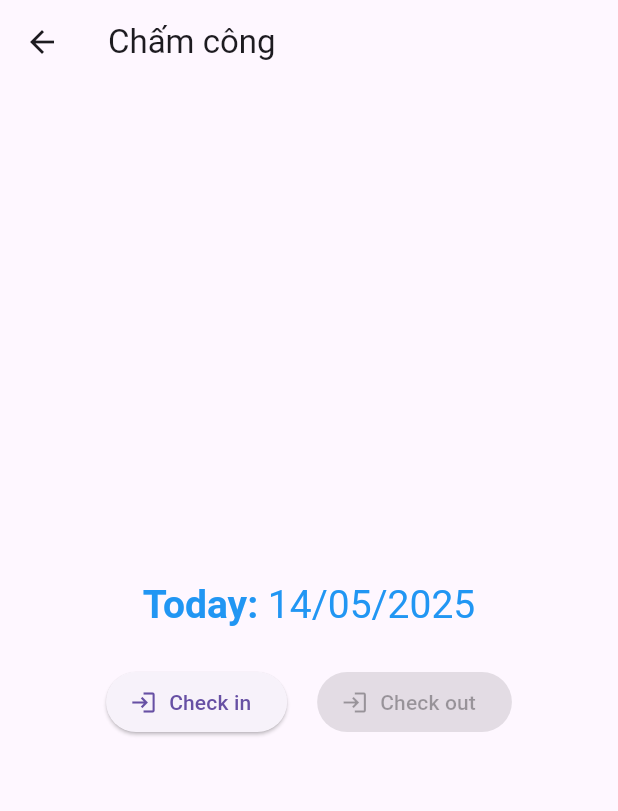
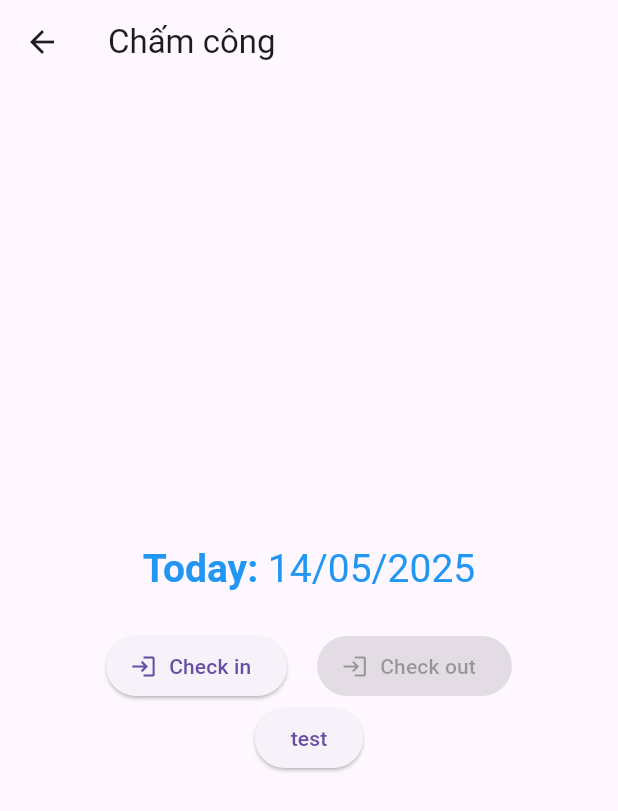
Before and after one commit to LeTienIT/Flutter, a Flutter app: the screen it shows after launch, after a tap on "Tất cả", after a tap on the "arrow drop up" icon, after a tap on "Check in/out", on a phone screen of 412 x 824 dp. Shown: the top 811 px of the screen. Run offline on Flutter 3.47's test engine with Material 3 defaults, Android fonts, the phone set to English and light mode, and no system bars; our stand-ins replace flutter_local_notifications, shared_preferences, sqflite, timezone; missing offline and left inert: dart:ffi; accounts and stored records are empty; statements that could not run were skipped.

Commit message:
fix thông báo ios nhưng android chưa được

```diff
--- a/focus_punch_in/lib/core/utils/notification_utils.dart
+++ b/focus_punch_in/lib/core/utils/notification_utils.dart
@@ -162,16 +162,16 @@ class NotificationUtil {
       // final prefs = SharedPrefService.instance;
       final isRegister = SharedPrefService.instance.getValue<bool>('isRegister_notification') ?? false;
 
-      if (!isRegister) {
+      // if (!isRegister) {
         await showNotificationDaily(111, "Check in", "Bạn đã chấm công sáng chưa?", 08, 25);
-        await showNotificationDaily(222, "Check out", "Bạn đã chấm công về chưa?", 17, 35);
+        await showNotificationDaily(222, "Check out", "Bạn đã chấm công về chưa?", 17, 35s);
         SharedPrefService.instance.setValue<bool>('isRegister_notification', true);
         SharedPrefService.instance.setValue<int>('h_in', 08);
         SharedPrefService.instance.setValue<int>('m_i', 25);
         SharedPrefService.instance.setValue<int>('h_o', 17);
         SharedPrefService.instance.setValue<int>('m_o', 35);
         // print("Đã đăng ký thông báo hàng ngày");
-      }
+      // }
     } catch (e) {
       print('Error registering notifications: $e');
     }
--- a/focus_punch_in/lib/main.dart
+++ b/focus_punch_in/lib/main.dart
@@ -15,7 +15,7 @@ import 'package:provider/provider.dart';
 void main() async{
   WidgetsFlutterBinding.ensureInitialized();
   await SharedPrefService.instance.init();
-  // print("Thời gian hiện tại trên máy ảo: ${DateTime.now()}");
+  print("Thời gian hiện tại trên máy ảo: ${DateTime.now()}");
   tz.initializeTimeZones();
   final location = tz.getLocation('Asia/Ho_Chi_Minh');
   tz.setLocalLocation(location);
--- a/focus_punch_in/lib/views/check_io_screen.dart
+++ b/focus_punch_in/lib/views/check_io_screen.dart
@@ -98,12 +98,12 @@ class CheckIOScreen extends StatelessWidget{
                 ],
               ),
 
-            // ElevatedButton(
-            //   onPressed: ()=>{
-            //     SharedPrefService.instance.printAllPrefs()
-            //   },
-            //   child: Text("test")
-            // )
+            ElevatedButton(
+              onPressed: ()=>{
+                NotificationUtil().showNotification(title:'test',body:"Thông báo test")
+              },
+              child: Text("test")
+            )
           ],
         )
       ),
```
Also changed, not shown: 7 other files.
